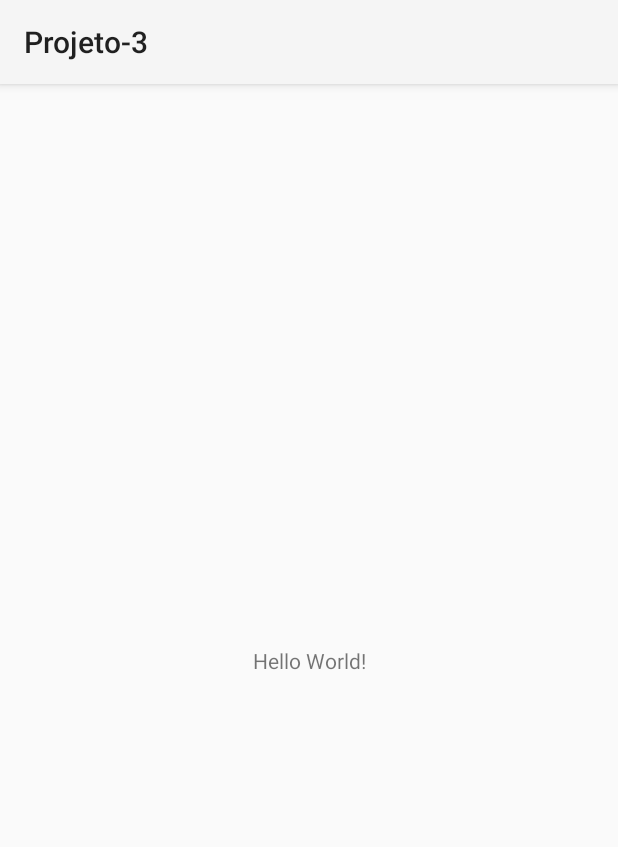
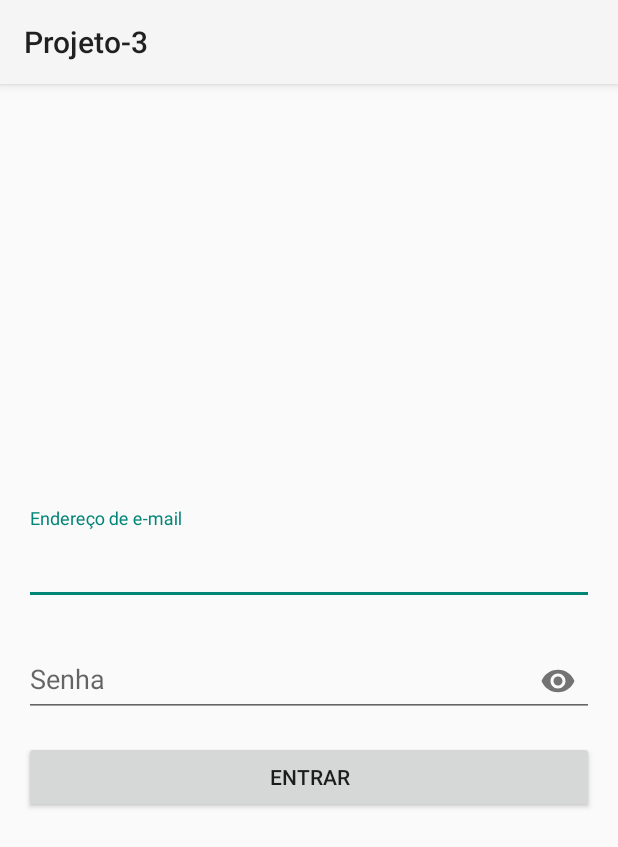
Before and after one commit to Gladistony/Projeto-Interdisciplinar-3, an Android app: the screen it shows after launch (MainActivity), on a phone screen of 412 x 824 dp. Shown: the top 847 px of the screen. Run offline under Robolectric (Android 15) with nearby library versions, the phone set to English and light mode, and no system bars.

Commit message:
Testes de telas e obtenção de informações de um servidor
- Adicionada tela de login (não definitiva);

- Adicionada tela de teste que abre após o login (será apagada futuramente);

- Implementada a obtenção de horário de um servidor de teste através de TCP.

Problemas à serem resolvidos:
- Ao clicar a tecla "Enter" no preenchimento de email, o foco não é trocado automaticamente para o preenchimento de senha;

- Ao clicar a tecla "Enter" no preenchimento de senha, o botão não troca de tela automaticamente (não faz login automaticamente).

```diff
--- a/App/app/src/main/AndroidManifest.xml
+++ b/App/app/src/main/AndroidManifest.xml
@@ -1,6 +1,7 @@
 <?xml version="1.0" encoding="utf-8"?>
 <manifest xmlns:android="http://schemas.android.com/apk/res/android"
     xmlns:tools="http://schemas.android.com/tools">
+    <uses-permission android:name="android.permission.INTERNET"/>
 
     <application
         android:allowBackup="true"
@@ -13,6 +14,9 @@
         android:theme="@style/Theme.Projeto3"
         tools:targetApi="31">
         <activity
+            android:name=".LoggedInScreenTest"
+            android:exported="false" />
+        <activity
             android:name=".MainActivity"
             android:exported="true">
             <intent-filter>
--- a/App/app/src/main/java/com/teste/projeto_3/MainActivity.java
+++ b/App/app/src/main/java/com/teste/projeto_3/MainActivity.java
@@ -1,24 +1,36 @@
 package com.teste.projeto_3;
 
+import androidx.appcompat.app.AppCompatActivity;
+
+import android.content.Intent;
 import android.os.Bundle;
+import android.view.View;
 
-import androidx.activity.EdgeToEdge;
-import androidx.appcompat.app.AppCompatActivity;
-import androidx.core.graphics.Insets;
-import androidx.core.view.ViewCompat;
-import androidx.core.view.WindowInsetsCompat;
+import com.google.android.material.textfield.TextInputLayout;
 
 public class MainActivity extends AppCompatActivity {
+
+    String typedEmail;
+    String typedPassword;
 
     @Override
     protected void onCreate(Bundle savedInstanceState) {
         super.onCreate(savedInstanceState);
-        EdgeToEdge.enable(this);
         setContentView(R.layout.activity_main);
-        ViewCompat.setOnApplyWindowInsetsListener(findViewById(R.id.main), (v, insets) -> {
-            Insets systemBars = insets.getInsets(WindowInsetsCompat.Type.systemBars());
-            v.setPadding(systemBars.left, systemBars.top, systemBars.right, systemBars.bottom);
-            return insets;
-        });
+
+
+    }
+
+    public void nextScreen(View v){
+        TextInputLayout textInputLayout = findViewById(R.id.layoutTypeEmail);
+        typedEmail = String.valueOf(textInputLayout.getEditText().getText());
+
+        TextInputLayout textInputLayout2 = findViewById(R.id.layoutTypePassword);
+        typedPassword = String.valueOf(textInputLayout2.getEditText().getText());
+        Intent intentNext = new Intent(this, LoggedInScreenTest.class);
+        intentNext.putExtra("typedEmail", typedEmail);
+        intentNext.putExtra("typedPassword", typedPassword);
+        startActivity(intentNext);
+
     }
 }
--- a/App/app/src/main/res/layout/activity_main.xml
+++ b/App/app/src/main/res/layout/activity_main.xml
@@ -7,13 +7,56 @@
     android:layout_height="match_parent"
     tools:context=".MainActivity">
 
-    <TextView
-        android:layout_width="wrap_content"
+    <LinearLayout
+        android:layout_width="0dp"
         android:layout_height="wrap_content"
-        android:text="Hello World!"
+        android:orientation="vertical"
         app:layout_constraintBottom_toBottomOf="parent"
         app:layout_constraintEnd_toEndOf="parent"
         app:layout_constraintStart_toStartOf="parent"
-        app:layout_constraintTop_toTopOf="parent" />
+        app:layout_constraintTop_toTopOf="parent">
+
+        <com.google.android.material.textfield.TextInputLayout
+            android:id="@+id/layoutTypeEmail"
+            android:layout_width="match_parent"
+            android:layout_height="wrap_content"
+            android:layout_marginLeft="16dp"
+            android:layout_marginRight="16dp">
+
+            <com.google.android.material.textfield.TextInputEditText
+                android:id="@+id/typeEmail"
+                android:layout_width="match_parent"
+                android:layout_height="54dp"
+                android:hint="@string/typeEmailHint" />
+
+        </com.google.android.material.textfield.TextInputLayout>
+
+        <com.google.android.material.textfield.TextInputLayout
+            android:id="@+id/layoutTypePassword"
+            android:layout_width="match_parent"
+            android:layout_height="wrap_content"
+            android:layout_marginTop="16dp"
+            android:layout_marginLeft="16dp"
+            android:layout_marginRight="16dp"
+            app:endIconMode="password_toggle">
+
+            <com.google.android.material.textfield.TextInputEditText
+                android:id="@+id/typePassword"
+                android:layout_width="match_parent"
+                android:layout_height="wrap_content"
+                android:hint="@string/typePasswordHint"
+                android:inputType="textPassword" />
+        </com.google.android.material.textfield.TextInputLayout>
+
+        <Button
+            android:id="@+id/button"
+            android:layout_width="match_parent"
+            android:layout_height="wrap_content"
+            android:layout_marginLeft="16dp"
+            android:layout_marginTop="16dp"
+            android:layout_marginRight="16dp"
+            android:onClick="nextScreen"
+            android:text="@string/loginButtonText" />
+    </LinearLayout>
 
 </androidx.constraintlayout.widget.ConstraintLayout>
--- a/App/app/src/main/res/values/strings.xml
+++ b/App/app/src/main/res/values/strings.xml
@@ -1,3 +1,6 @@
 <resources>
     <string name="app_name">Projeto-3</string>
+    <string name="typeEmailHint">Endereço de e-mail</string>
+    <string name="typePasswordHint">Senha</string>
+    <string name="loginButtonText">Entrar</string>
 </resources>
```
Also changed, not shown: App/app/src/main/java/com/teste/projeto_3/LoggedInScreenTest.java (added, +85 -0 lines), App/app/src/main/res/layout/activity_logged_in_screen_test.xml (added, +54 -0 lines).
